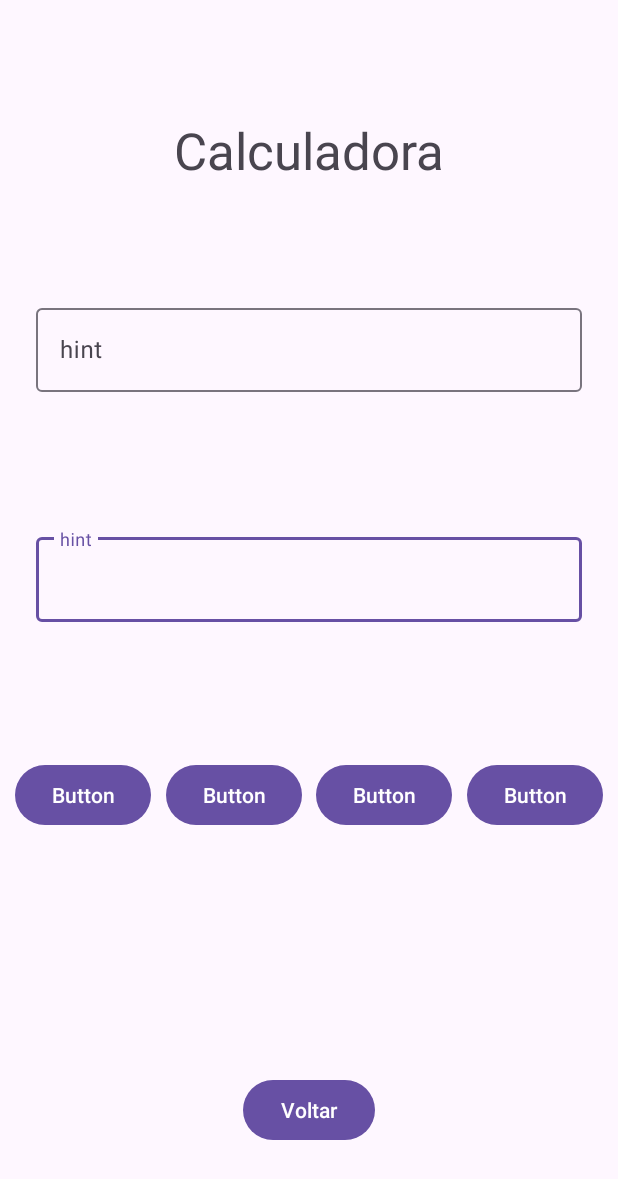
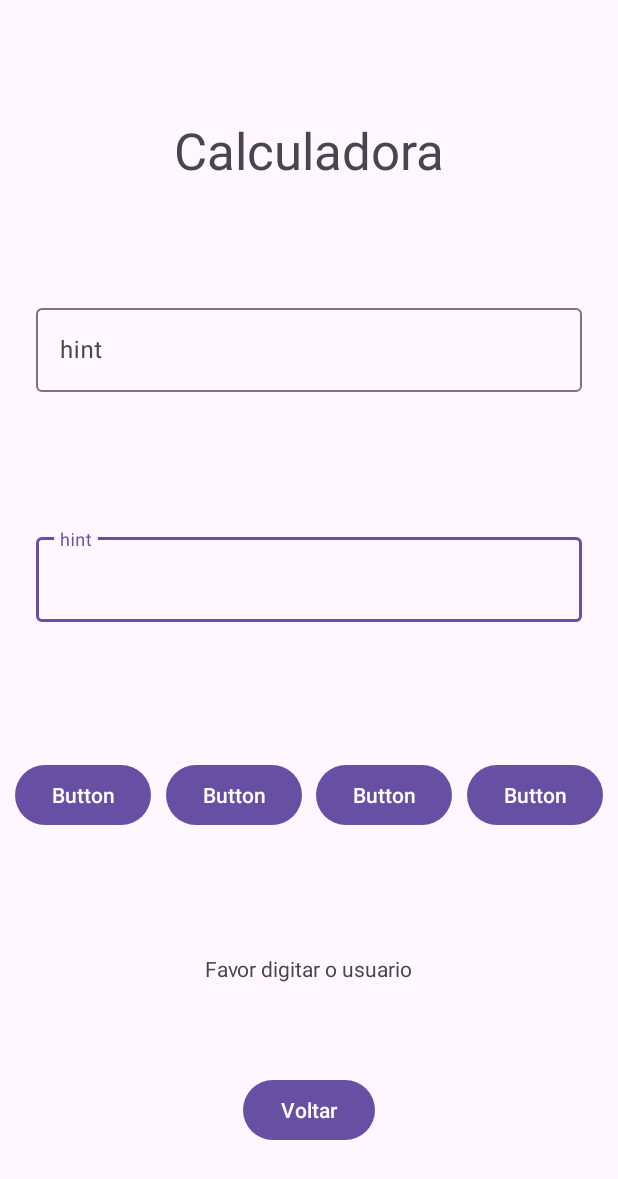
Before and after one commit to danilomf96/aulas-kotlin-android, an Android app: the screen it shows after launch (Calculadora), after a tap on "Calculadora", on a phone screen of 412 x 824 dp. Shown: the top 1179 px of the screen. Run offline under Robolectric (Android 15) with nearby library versions, the phone set to English and light mode, and no system bars; 2 other taps on this screen came first.

Commit message:
Intent, bundle
continuação da mudança de tela

```diff
--- a/Aula06/app/src/main/java/com/testando/android/Calculadora.kt
+++ b/Aula06/app/src/main/java/com/testando/android/Calculadora.kt
@@ -1,8 +1,8 @@
 package com.testando.android
 
-import android.content.Intent
 import android.os.Bundle
 import android.widget.Button
+import android.widget.TextView
 import androidx.activity.enableEdgeToEdge
 import androidx.appcompat.app.AppCompatActivity
 import androidx.core.view.ViewCompat
@@ -10,6 +10,7 @@
 
 class Calculadora : AppCompatActivity() {
 
+    lateinit var txtOla : TextView
 
     private lateinit var btnVoltar : Button
 
@@ -24,9 +25,19 @@
             v.setPadding(systemBars.left, systemBars.top, systemBars.right, systemBars.bottom)
             insets
         }
+        txtOla = findViewById(R.id.txtOla)
         btnVoltar = findViewById(R.id.btnVoltar)
         btnVoltar.setOnClickListener {
             finish()
         }
+        val bundle = intent.extras
+        if (bundle != null){
+            val usuario = bundle.getString("nome_usuario")
+            txtOla.text = "Bem Vindo $usuario"
+        }else{
+            txtOla.text = "Favor digitar o usuario"
+        }
+
+
     }
 }
--- a/Aula06/app/src/main/java/com/testando/android/MainActivity.kt
+++ b/Aula06/app/src/main/java/com/testando/android/MainActivity.kt
@@ -16,15 +16,13 @@
 
     private lateinit var textInputReal : TextInputLayout
     private lateinit var txtReal : TextInputEditText
-
     private lateinit var textInputDolar : TextInputLayout
     private lateinit var txtDolar : TextInputEditText
-
     private lateinit var btnCalcular : Button
-
-
     private lateinit var btnCalcularDolar : Button
     private lateinit var btnConfig : Button
+    var usuario : String? = null
+
 
     override fun onStart() {
         super.onStart()
@@ -64,9 +62,12 @@
             insets
         }
 
-        btnConfig = findViewById(R.id.btnVoltar)
+        btnConfig = findViewById(R.id.btnConfig)
         btnConfig.setOnClickListener {
             val intent = Intent(this, Calculadora::class.java)
+            if(usuario != null){
+                intent.putExtra("nome_usuario" , usuario)
+            }
             startActivity(intent)
         }
 
--- a/Aula06/app/src/main/res/layout/activity_main.xml
+++ b/Aula06/app/src/main/res/layout/activity_main.xml
@@ -93,7 +93,7 @@
         app:layout_constraintTop_toBottomOf="@+id/textInputReal" />
 
     <Button
-        android:id="@+id/btnVoltar"
+        android:id="@+id/btnConfig"
         android:layout_width="wrap_content"
         android:layout_height="wrap_content"
         android:layout_marginTop="168dp"
--- a/Aula06/app/src/main/res/layout/activity_main2.xml
+++ b/Aula06/app/src/main/res/layout/activity_main2.xml
@@ -109,4 +109,15 @@
         app:layout_constraintBottom_toBottomOf="parent"
         app:layout_constraintEnd_toEndOf="parent"
         app:layout_constraintStart_toStartOf="parent" />
+
+    <TextView
+        android:id="@+id/txtOla"
+        android:layout_width="wrap_content"
+        android:layout_height="wrap_content"
+        android:text="Bem Vindo"
+        app:layout_constraintBottom_toTopOf="@+id/btnVoltar"
+        app:layout_constraintEnd_toEndOf="parent"
+        app:layout_constraintStart_toStartOf="parent"
+        app:layout_constraintTop_toBottomOf="@+id/textInputLayout2"
+        app:layout_constraintVertical_bias="0.785" />
 </androidx.constraintlayout.widget.ConstraintLayout>
```
